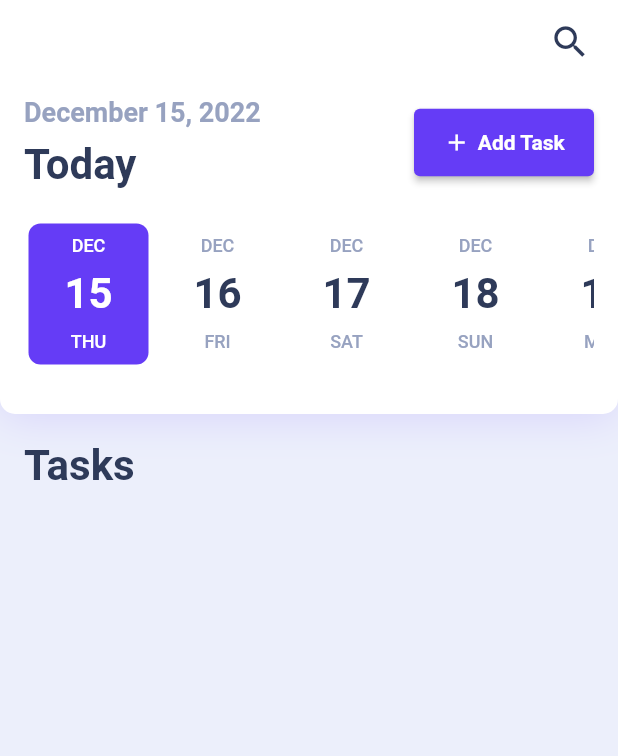
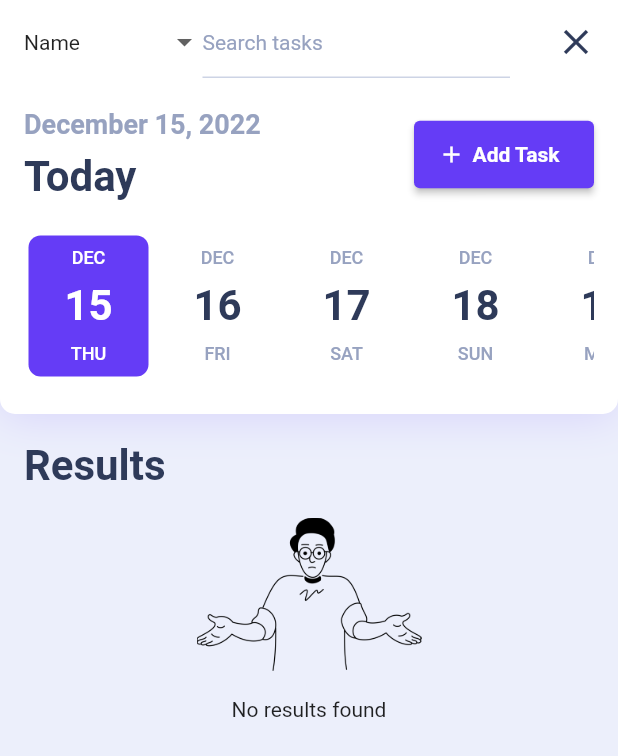
Before and after one commit to jasoncao-dev/taskit, a Flutter app: the screen it shows after launch, after a tap on the "search" icon, on a phone screen of 412 x 824 dp. Shown: the top 756 px of the screen. Run offline on Flutter 3.47's test engine with Material 2 defaults, Android fonts, the phone set to English and light mode, and no system bars; drawn by our look-alikes of date_picker_timeline, dropdown_button2; our stand-ins replace cloud_firestore, firebase_core; accounts and stored records are empty.

Commit message:
Finish building core features Add widget testings

```diff
--- a/lib/main.dart
+++ b/lib/main.dart
@@ -1,5 +1,6 @@
 import 'package:flutter/material.dart';
 import 'package:firebase_core/firebase_core.dart';
+import 'package:cloud_firestore/cloud_firestore.dart';
 import 'package:taskit/theme.dart';
 import 'firebase_options.dart';
 import 'package:taskit/widgets/homePage.dart';
--- a/lib/widgets/addTaskButton.dart
+++ b/lib/widgets/addTaskButton.dart
@@ -27,10 +27,11 @@ class AddTaskButton extends StatelessWidget {
           SizedBox(
             width: 5,
           ),
-          Text(
+          Expanded(
+              child: Text(
             'Add Task',
             style: TextStyle(fontSize: 14, fontWeight: FontWeight.w600),
-          ),
+          )),
         ],
       ),
     );
--- /dev/null
+++ b/lib/widgets/dropdownWidget.dart
@@ -0,0 +1,57 @@
+import 'package:dropdown_button2/dropdown_button2.dart';
+import 'package:flutter/material.dart';
+
+class DropdownWidget extends StatefulWidget {
+  final Function onDropdownChange;
+
+  const DropdownWidget({Key? key, required this.onDropdownChange})
+      : super(key: key);
+
+  @override
+  State<DropdownWidget> createState() => _DropdownWidgetState();
+}
+
+class _DropdownWidgetState extends State<DropdownWidget> {
+  List<String> items = [
+    'Name',
+    'Note',
+    'Tag',
+  ];
+  late String selectedValue = items.first;
+
+  @override
+  Widget build(BuildContext context) {
+    return DropdownButtonHideUnderline(
+      child: DropdownButton2(
+        hint: Text(
+          'Select Item',
+          style: TextStyle(
+            fontSize: 14,
+            color: Theme.of(context).hintColor,
+          ),
+        ),
+        items: items
+            .map((item) => DropdownMenuItem<String>(
+                  value: item,
+                  child: Text(
+                    item,
+                    style: const TextStyle(
+                      fontSize: 14,
+                    ),
+                  ),
+                ))
+            .toList(),
+        value: selectedValue,
+        onChanged: (value) {
+          setState(() {
+            selectedValue = value as String;
+          });
+          widget.onDropdownChange(value);
+        },
+        buttonHeight: 40,
+        buttonWidth: 60,
+        itemHeight: 40,
+      ),
+    );
+  }
+}
--- a/lib/widgets/homePage.dart
+++ b/lib/widgets/homePage.dart
@@ -3,9 +3,9 @@ import 'package:flutter/material.dart';
 import 'package:intl/intl.dart';
 import 'package:taskit/theme.dart';
 import 'package:cloud_firestore/cloud_firestore.dart';
+import 'package:taskit/widgets/taskCard.dart';
 import 'dateActionRow.dart';
-
-final firestore = FirebaseFirestore.instance.collection('tasks');
+import 'dropdownWidget.dart';
 
 class HomePage extends StatefulWidget {
   const HomePage({Key? key}) : super(key: key);
@@ -16,25 +16,109 @@ class HomePage extends StatefulWidget {
 
 class _HomePageState extends State<HomePage> {
   DateTime _selectedDate = DateTime.now();
-  late final Stream<QuerySnapshot> _usersStream =
-      FirebaseFirestore.instance.collection('tasks').snapshots();
+  late Stream<QuerySnapshot> _tasksStream = FirebaseFirestore.instance
+      .collection('tasks')
+      .where('date', isEqualTo: DateFormat.yMd().format(_selectedDate))
+      .snapshots();
+  late Stream<QuerySnapshot> _searchStream = FirebaseFirestore.instance
+      .collection('tasks')
+      .where(queryField, isEqualTo: queryValue)
+      .snapshots();
+  Icon visibleIcon = const Icon(
+    Icons.search,
+    color: primaryTxtClr,
+    size: 28,
+  );
+  late Widget searchBar = SizedBox();
+  bool isInSearchMode = false;
+  String queryField = "name";
+  String queryValue = "";
+
+  void _onDropdownChange(String newDropdownValue) {
+    setState(() {
+      queryField = newDropdownValue.toLowerCase();
+    });
+  }
+
+  void _iconButtonClicked() {
+    if (visibleIcon.icon == Icons.search) {
+      setState(() {
+        isInSearchMode = true;
+        visibleIcon = const Icon(
+          Icons.close,
+          color: primaryTxtClr,
+          size: 28,
+        );
+        searchBar = Row(
+          children: [
+            Expanded(
+              child: SizedBox(
+                  width: 100,
+                  height: 40,
+                  child: DropdownWidget(onDropdownChange: _onDropdownChange)),
+            ),
+            TextField(
+              textInputAction: TextInputAction.search,
+              onSubmitted: (String text) {
+                setState(() {
+                  queryValue = text;
+                  _searchStream = FirebaseFirestore.instance
+                      .collection('tasks')
+                      .where(queryField, isEqualTo: queryValue)
+                      .snapshots();
+                });
+              },
+              style: const TextStyle(
+                color: primaryTxtClr,
+                fontSize: 16.0,
+              ),
+              decoration: const InputDecoration(
+                constraints: BoxConstraints.tightFor(width: 205),
+                focusedBorder: UnderlineInputBorder(
+                    borderSide: BorderSide(color: actionBgClr, width: 2.0)),
+                enabledBorder: UnderlineInputBorder(
+                  borderSide: BorderSide(color: borderClr, width: 1.0),
+                ),
+                hintText: 'Search tasks',
+                hintStyle: Themes.mutedTxt,
+              ),
+            ),
+          ],
+        );
+      });
+    } else {
+      visibleIcon = const Icon(
+        Icons.search,
+        color: primaryTxtClr,
+        size: 28,
+      );
+      searchBar = const SizedBox();
+      isInSearchMode = false;
+      queryValue = "";
+      _searchStream = FirebaseFirestore.instance
+          .collection('tasks')
+          .where(queryField, isEqualTo: queryValue)
+          .snapshots();
+    }
+  }
 
   @override
   Widget build(BuildContext context) {
     return Scaffold(
       appBar: AppBar(
+        title: searchBar,
         elevation: 0,
         backgroundColor: Colors.white,
         actions: <Widget>[
           Padding(
-            padding: const EdgeInsets.symmetric(vertical: 0.0, horizontal: 8.0),
+            padding: const EdgeInsets.symmetric(vertical: 0.0, horizontal: 4.0),
             child: IconButton(
-                onPressed: () {},
-                icon: const Icon(
-                  Icons.search,
-                  color: primaryTxtClr,
-                  size: 28,
-                )),
+                onPressed: () {
+                  setState(() {
+                    _iconButtonClicked();
+                  });
+                },
+                icon: visibleIcon),
           )
         ],
       ),
@@ -59,7 +143,7 @@ class _HomePageState extends State<HomePage> {
               ),
               child: Container(
                   padding: const EdgeInsets.symmetric(
-                      horizontal: 16.0, vertical: 8.0),
+                      horizontal: 16.0, vertical: 16.0),
                   child: Column(
                     children: [
                       const DateActionRow(),
@@ -70,6 +154,12 @@ class _HomePageState extends State<HomePage> {
                           onDateChange: (date) {
                             setState(() {
                               _selectedDate = date;
+                              _tasksStream = FirebaseFirestore.instance
+                                  .collection('tasks')
+                                  .where('date',
+                                      isEqualTo: DateFormat.yMd()
+                                          .format(_selectedDate))
+                                  .snapshots();
                             });
                           },
                           height: 100,
@@ -94,20 +184,34 @@ class _HomePageState extends State<HomePage> {
                       )
                     ],
                   ))),
-          const Padding(
-            padding: EdgeInsets.symmetric(vertical: 18.0, horizontal: 16.0),
+          Padding(
+            padding:
+                const EdgeInsets.symmetric(vertical: 18.0, horizontal: 16.0),
             child: Text(
-              'Tasks',
+              (!isInSearchMode) ? 'Tasks' : 'Results',
               style: Themes.heading,
               textAlign: TextAlign.start,
             ),
           ),
-          StreamBuilder<QuerySnapshot>(
-            stream: _usersStream,
-            builder:
-                (BuildContext context, AsyncSnapshot<QuerySnapshot> snapshot) {
+          (!isInSearchMode)
+              ? StreamBuilder<QuerySnapshot>(
+                  stream: _tasksStream,
+                  builder: (BuildContext context,
+                      AsyncSnapshot<QuerySnapshot> snapshot) {
                     if (snapshot.hasError) {
-                return const Center(child: Text('Something went wrong'));
+                      return Center(
+                          child: Column(
+                        children: [
+                          Image.asset(
+                            'images/error.png',
+                            width: 150,
+                          ),
+                          const SizedBox(
+                            height: 18.0,
+                          ),
+                          const Text("Uh oh, something went wrong..."),
+                        ],
+                      ));
                     }
 
                     if (snapshot.connectionState == ConnectionState.waiting) {
@@ -117,17 +221,32 @@ class _HomePageState extends State<HomePage> {
                       ));
                     }
 
+                    if (snapshot.data!.docs.isEmpty) {
+                      return Center(
+                          child: Column(
+                        children: [
+                          Image.asset(
+                            'images/empty.png',
+                            width: 150,
+                          ),
+                          const SizedBox(
+                            height: 18.0,
+                          ),
+                          const Text(
+                              "Seriously, you have nothing done today?!"),
+                        ],
+                      ));
+                    }
+
                     return Expanded(
                       child: ListView(
                         children: snapshot.data!.docs
                             .map((DocumentSnapshot document) {
                               Map<String, dynamic> data =
                                   document.data()! as Map<String, dynamic>;
-                        if (data['date'] ==
-                            DateFormat.yMd().format(_selectedDate)) {
                               return Padding(
-                              padding:
-                                  const EdgeInsets.symmetric(horizontal: 8.0),
+                                  padding: const EdgeInsets.symmetric(
+                                      horizontal: 8.0),
                                   child: TaskCard(
                                     name: data['name'] ?? 'N/A',
                                     note: data['note'] ?? 'N/A',
@@ -135,9 +254,73 @@ class _HomePageState extends State<HomePage> {
                                     startTime: data['startTime'] ?? 'N/A',
                                     endTime: data['endTime'] ?? 'N/A',
                                   ));
-                        } else {
-                          return const SizedBox();
+                            })
+                            .toList()
+                            .cast(),
+                      ),
+                    );
+                  },
+                )
+              : StreamBuilder<QuerySnapshot>(
+                  stream: _searchStream,
+                  builder: (BuildContext context,
+                      AsyncSnapshot<QuerySnapshot> snapshot) {
+                    if (snapshot.hasError) {
+                      return Center(
+                          child: Column(
+                        children: [
+                          Image.asset(
+                            'images/error.png',
+                            width: 150,
+                          ),
+                          const SizedBox(
+                            height: 18.0,
+                          ),
+                          const Text("Uh oh, something went wrong..."),
+                        ],
+                      ));
                     }
+
+                    if (snapshot.connectionState == ConnectionState.waiting) {
+                      return const Center(
+                          child: CircularProgressIndicator(
+                        color: actionBgClr,
+                      ));
+                    }
+
+                    if (snapshot.data!.docs.isEmpty) {
+                      return Center(
+                          child: Column(
+                        children: [
+                          Image.asset(
+                            'images/empty.png',
+                            width: 150,
+                          ),
+                          const SizedBox(
+                            height: 18.0,
+                          ),
+                          const Text("No results found"),
+                        ],
+                      ));
+                    }
+
+                    return Expanded(
+                      child: ListView(
+                        children: snapshot.data!.docs
+                            .map((DocumentSnapshot document) {
+                              Map<String, dynamic> data =
+                                  document.data()! as Map<String, dynamic>;
+                              return Padding(
+                                  padding: const EdgeInsets.symmetric(
+                                      horizontal: 8.0),
+                                  child: TaskCard(
+                                    name: data['name'] ?? 'N/A',
+                                    note: data['note'] ?? 'N/A',
+                                    tag: data['tag'] ?? 'N/A',
+                                    startTime: data['startTime'] ?? 'N/A',
+                                    endTime: data['endTime'] ?? 'N/A',
+                                    date: data['date'] ?? 'N/A',
+                                  ));
                             })
                             .toList()
                             .cast(),
@@ -150,95 +333,3 @@ class _HomePageState extends State<HomePage> {
     );
   }
 }
-
-class TaskCard extends StatelessWidget {
-  final String name;
-  final String note;
-  final String tag;
-  final String startTime;
-  final String endTime;
-
-  const TaskCard(
-      {Key? key,
-      required this.name,
-      required this.note,
-      required this.tag,
-      required this.startTime,
-      required this.endTime})
-      : super(key: key);
-
-  @override
-  Widget build(BuildContext context) {
-    return Container(
-      padding: const EdgeInsets.symmetric(horizontal: 18.0, vertical: 4.0),
-      margin: const EdgeInsets.all(8.0),
-      decoration: const BoxDecoration(
-        color: Colors.white,
-        borderRadius: BorderRadius.all(Radius.circular(10)),
-      ),
-      child: Column(
-        crossAxisAlignment: CrossAxisAlignment.start,
-        children: [
-          Row(
-            children: [
-              Text(
-                name,
-                style: Themes.taskName,
-              ),
-              const SizedBox(
-                width: 8.0,
-              ),
-              Chip(
-                  label: Text(
-                    tag,
-                    style: const TextStyle(color: actionBgClr, fontSize: 10.0),
-                  ),
-                  labelPadding:
-                      const EdgeInsets.symmetric(vertical: -6, horizontal: 4),
-                  padding: const EdgeInsets.symmetric(
-                      vertical: 0.0, horizontal: 8.0),
-                  backgroundColor: primaryBgClr),
-            ],
-          ),
-          Row(
-            children: [
-              const Icon(
-                Icons.schedule_outlined,
-                size: 14.0,
-                color: secondaryTxtClr,
-              ),
-              const SizedBox(
-                width: 4.0,
-              ),
-              Text(
-                startTime,
-                style: Themes.mutedTxtSm,
-              ),
-              const SizedBox(
-                width: 3.0,
-              ),
-              const Text(
-                "-",
-                style: Themes.mutedTxtSm,
-              ),
-              const SizedBox(
-                width: 3.0,
-              ),
-              Text(
-                endTime,
-                style: Themes.mutedTxtSm,
-              ),
-            ],
-          ),
-          Padding(
-            padding: const EdgeInsets.fromLTRB(0.0, 8.0, 0.0, 16.0),
-            child: Text(
-              note,
-              style: const TextStyle(color: primaryTxtClr, fontSize: 12.0),
-            ),
-          ),
-        ],
-      ),
-    );
-  }
-}
```
Also changed, not shown: lib/widgets/addTask.dart (+5 -5 lines), lib/widgets/taskCard.dart (added, +106 -0 lines), pubspec.yaml (+24 -2 lines), images/empty.png (added), images/error.png (added), images/icon.png (added), pubspec.lock, 5 other files. Lines whose indentation alone changed are shown as unchanged.
